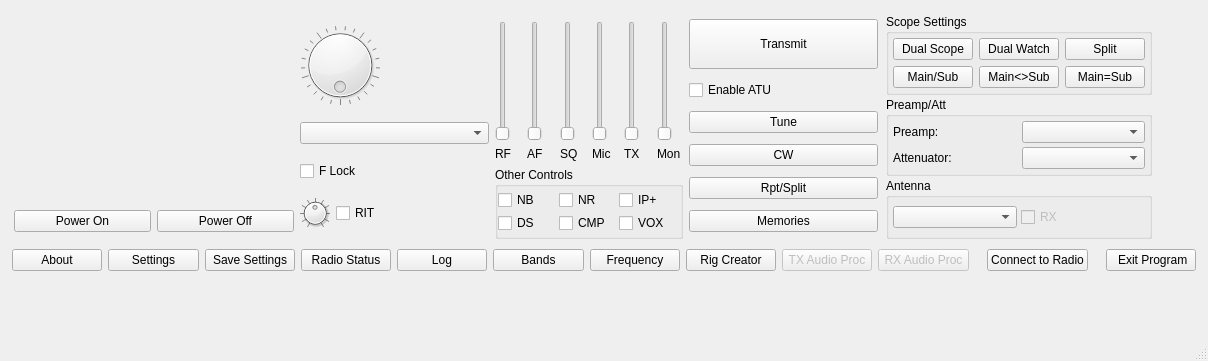
Qt form src/wfmain.ui (Chris-AC9KH/wfview) before a commit.
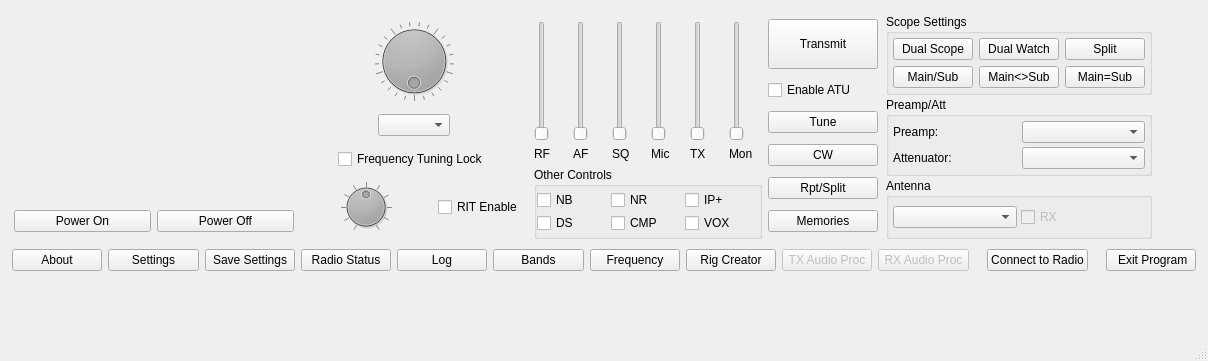
The same form after that commit. Custom widgets are drawn as their Qt base class.

Commit message: wfmain.ui: change layout of VFO/RIT tuning panel

Patch:
```diff
--- a/src/wfmain.ui
+++ b/src/wfmain.ui
@@ -168,7 +168,7 @@
            <property name="rightMargin">
             <number>0</number>
            </property>
-           <item>
+           <item alignment="Qt::AlignHCenter">
             <widget class="QDial" name="freqDial">
              <property name="sizePolicy">
               <sizepolicy hsizetype="Fixed" vsizetype="Fixed">
@@ -209,10 +209,26 @@
              <property name="notchesVisible">
               <bool>true</bool>
              </property>
+             <property name="styleSheet">
+              <string>
+                QDial {
+                    background-color: #232323;
+                }
+                QDial::handle {
+                    background-color: #a0a0a0;
+                }
+              </string>
+             </property>
             </widget>
            </item>
-           <item>
+           <item alignment="Qt::AlignHCenter">
             <widget class="QComboBox" name="tuningStepCombo">
+             <property name="maximumSize">
+              <size>
+               <width>150</width>
+               <height>16777215</height>
+              </size>
+             </property>
              <property name="toolTip">
               <string>Tuning Step Selection possibly. Or not...</string>
              </property>
@@ -224,24 +240,24 @@
              </property>
             </widget>
            </item>
-           <item>
+           <item alignment="Qt::AlignHCenter">
             <widget class="QCheckBox" name="tuneLockChk">
              <property name="accessibleName">
               <string>Frequency Lock</string>
              </property>
              <property name="text">
-              <string>F Lock</string>
+              <string>Frequency Tuning Lock</string>
              </property>
             </widget>
            </item>
            <item>
             <layout class="QHBoxLayout" name="horizontalLayout_25">
-             <item>
+             <item alignment="Qt::AlignHCenter">
               <widget class="QDial" name="ritTuneDial">
                <property name="maximumSize">
                 <size>
-                 <width>30</width>
-                 <height>30</height>
+                 <width>70</width>
+                 <height>70</height>
                 </size>
                </property>
                <property name="accessibleName">
@@ -268,15 +284,31 @@
                <property name="notchesVisible">
                 <bool>true</bool>
                </property>
+               <property name="styleSheet">
+                <string>
+                  QDial {
+                      background-color: #232323;
+                  }
+                  QDial::handle {
+                      background-color: #a0a0a0;
+                  }
+                </string>
+               </property>
               </widget>
              </item>
              <item>
               <widget class="QCheckBox" name="ritEnableChk">
+               <property name="maximumSize">
+                <size>
+                 <width>90</width>
+                 <height>16777215</height>
+                </size>
+               </property>
                <property name="accessibleName">
                 <string>R I T Enable</string>
                </property>
                <property name="text">
-                <string>RIT</string>
+                <string>RIT Enable</string>
                </property>
               </widget>
              </item>
@@ -779,6 +811,12 @@
                <height>50</height>
               </size>
              </property>
+             <property name="maximumSize">
+              <size>
+               <width>110</width>
+               <height>16777215</height>
+              </size>
+             </property>
              <property name="focusPolicy">
               <enum>Qt::NoFocus</enum>
              </property>
@@ -792,6 +830,12 @@
            </item>
            <item>
             <widget class="QCheckBox" name="tuneEnableChk">
+             <property name="maximumSize">
+              <size>
+               <width>110</width>
+               <height>16777215</height>
+              </size>
+             </property>
              <property name="toolTip">
               <string>Enable the Automatic Antenna Tuner</string>
              </property>
@@ -808,6 +852,12 @@
            </item>
            <item>
             <widget class="QPushButton" name="tuneNowBtn">
+             <property name="maximumSize">
+              <size>
+               <width>110</width>
+               <height>16777215</height>
+              </size>
+             </property>
              <property name="focusPolicy">
               <enum>Qt::NoFocus</enum>
              </property>
@@ -821,6 +871,12 @@
            </item>
            <item>
             <widget class="QPushButton" name="cwButton">
+             <property name="maximumSize">
+              <size>
+               <width>110</width>
+               <height>16777215</height>
+              </size>
+             </property>
              <property name="focusPolicy">
               <enum>Qt::NoFocus</enum>
              </property>
@@ -834,6 +890,12 @@
            </item>
            <item>
             <widget class="QPushButton" name="rptSetupBtn">
+             <property name="maximumSize">
+              <size>
+               <width>110</width>
+               <height>16777215</height>
+              </size>
+             </property>
              <property name="focusPolicy">
               <enum>Qt::NoFocus</enum>
              </property>
@@ -847,6 +909,12 @@
            </item>
            <item>
             <widget class="QPushButton" name="memoriesBtn">
+             <property name="maximumSize">
+              <size>
+               <width>110</width>
+               <height>16777215</height>
+              </size>
+             </property>
              <property name="focusPolicy">
               <enum>Qt::NoFocus</enum>
              </property>
```
